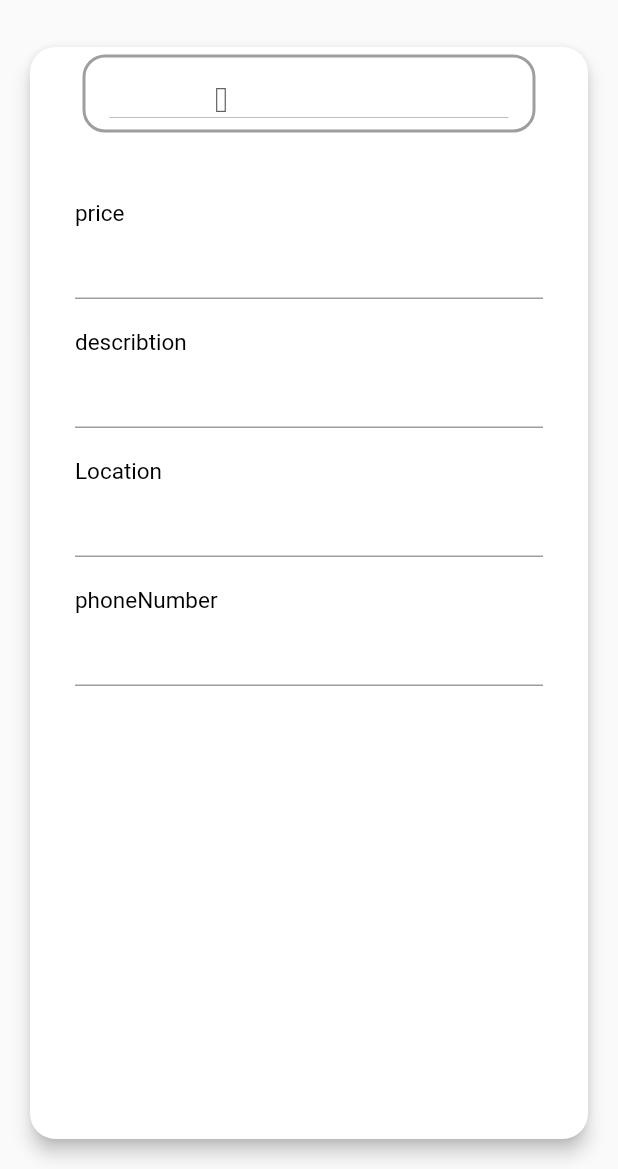
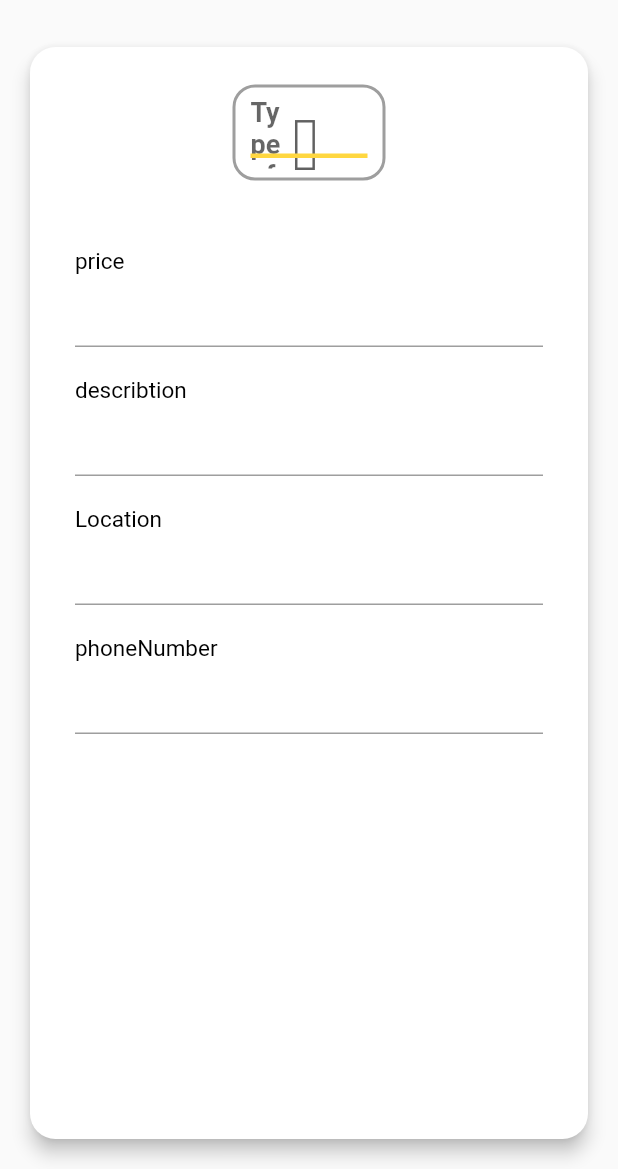
Before and after one commit to Duharumman/carmilla2021, a Flutter app: the Post screen opened directly, on a phone screen of 412 x 824 dp, the part 67-1236 px from its top. Run offline on Flutter 3.47's test engine with Material 2 defaults, Android fonts, the phone set to English and light mode, and no system bars.

Commit message:
Add files via upload
button & app bar

```diff
--- a/lib/pages/post.dart
+++ b/lib/pages/post.dart
@@ -47,63 +47,76 @@ class _post extends State<Post> {
                 crossAxisAlignment: CrossAxisAlignment.start,
                 mainAxisAlignment: MainAxisAlignment.start,
                 children: <Widget>[
+                  SizedBox(height: 20.0),
+
                   Padding(
                     padding: const EdgeInsets.all(5.0),
-                    child: Container(
-                      padding: EdgeInsets.only(left: 16, right: 16),
+                    child: new Container(
+                      //  child: new Text ("Item#$index"),
+                      margin: const EdgeInsets.only(right: 100, left: 100),
+                      padding:
+                          EdgeInsets.symmetric(horizontal: 10, vertical: 5),
                       decoration: BoxDecoration(
                           border: Border.all(color: Colors.grey, width: 2),
                           borderRadius: BorderRadius.circular(15)),
                       constraints: BoxConstraints(
-                        minHeight: 45,
-                        minWidth: double.infinity,
+                        minHeight: 10,
+                        minWidth: 50,
                       ),
+
                       child: DropdownButton(
+                        isExpanded: true,
+                        iconSize: 50,
+                        // elevation: 200,
+                        dropdownColor: Theme.of(context).primaryColor,
+                        // value: "ford",
+
+                        hint: Text("Type of car  "),
                         items: [
                           DropdownMenuItem(
-                            value: 1,
+                            value: "BMW",
                             child: Center(
                               child: Text("BMW"),
                             ),
                           ),
                           DropdownMenuItem(
-                            value: 2,
+                            value: "mercedes",
                             child: Center(
                               child: Text("mercedes"),
                             ),
                           ),
                           DropdownMenuItem(
-                            value: 3,
+                            value: "porsche",
                             child: Center(
                               child: Text("porsche"),
                             ),
                           ),
                           DropdownMenuItem(
-                            value: 4,
+                            value: "vw",
                             child: Center(
                               child: Text("vw"),
                             ),
                           ),
                           DropdownMenuItem(
-                            value: 5,
+                            value: "hyundai",
                             child: Center(
                               child: Text("hyundai"),
                             ),
                           ),
                           DropdownMenuItem(
-                            value: 6,
+                            value: "nissan",
                             child: Center(
                               child: Text("nissan"),
                             ),
                           ),
                           DropdownMenuItem(
-                            value: 7,
+                            value: "toyota",
                             child: Center(
                               child: Text("toyota"),
                             ),
                           ),
                           DropdownMenuItem(
-                            value: 8,
+                            value: "ford",
                             child: Center(
                               child: Text("ford"),
                             ),
@@ -111,15 +124,24 @@ class _post extends State<Post> {
                         ],
                         onChanged: (value) {
                           setState(() {
-                            if (value == 1)
-                              print("H");
-                            else if (value == 2)
-                              print("E");
-                            else if (value == 3)
-                              print("L");
-                            else if (value == 4) print("L");
+                            // if (value == 1)
+                            //   print("H");
+                            // else if (value == 2)
+                            //   print("E");
+                            // else if (value == 3)
+                            //   print("L");
+                            // else if (value == 4) print("L");
                           });
                         },
+                        style: TextStyle(
+                          fontSize: 18,
+                          color: Colors.black,
+                          fontWeight: FontWeight.bold,
+                        ),
+                        underline: Container(
+                          height: 3,
+                          color: Theme.of(context).primaryColor,
+                        ),
                       ),
                     ),
                   ),
```
